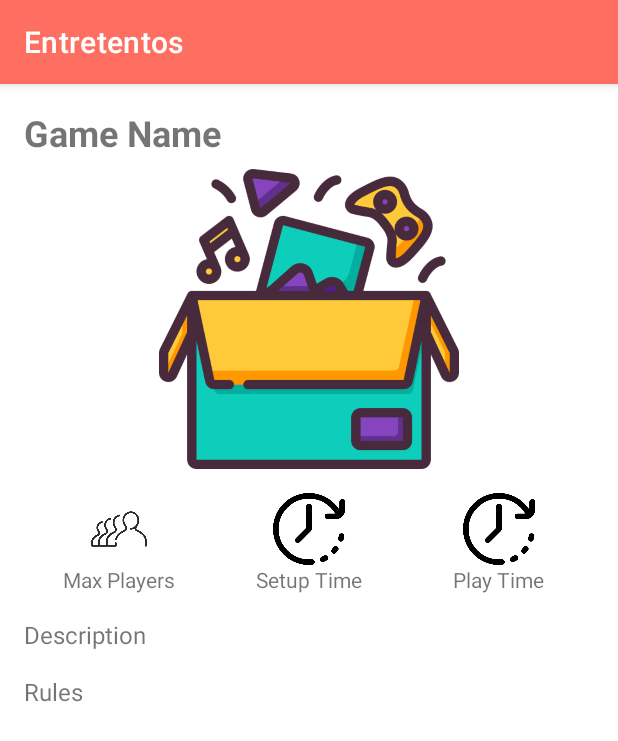
After one commit to JoseSousaVaz/FestadBolso, an Android app: the GameDetailsActivity screen opened directly, with no data from a screen before it, on a phone screen of 412 x 824 dp. The commit adds this screen. Shown: the top 741 px of the screen. Run offline under Robolectric (Android 15) with nearby library versions, the phone set to English and light mode, and no system bars; our stand-ins replace Firebase (no records; nobody signed in at launch, a user with empty details on screens opened directly); pictures from the network do not load.

Commit message:
Activity tem bom aspecto mas não está a puxar nada

```diff
--- a/app/src/main/AndroidManifest.xml
+++ b/app/src/main/AndroidManifest.xml
@@ -27,5 +27,9 @@
             android:name=".UI.MainActivity"
             android:exported="false" />
 
+        <activity android:name=".UI.GameDetailsActivity">
+            <!-- You can add additional attributes here, such as launch mode, theme, etc. -->
+        </activity>
+
     </application>
 </manifest>
--- /dev/null
+++ b/app/src/main/java/com/example/festadbolso/UI/GameDetailsActivity.java
@@ -0,0 +1,83 @@
+package com.example.festadbolso.UI;
+
+import android.os.Bundle;
+import android.util.Log;
+import android.widget.ImageView;
+import android.widget.LinearLayout;
+import android.widget.TextView;
+
+import androidx.appcompat.app.AppCompatActivity;
+
+import com.bumptech.glide.Glide;
+import com.example.festadbolso.R;
+import com.google.firebase.firestore.FirebaseFirestore;
+import com.google.firebase.firestore.DocumentSnapshot;
+
+public class GameDetailsActivity extends AppCompatActivity {
+
+    private TextView gameName, gameDescription, gameRules;
+    private ImageView gameImage;
+    private LinearLayout maxPlayersLayout, setupTimeLayout, playTimeLayout;
+
+    @Override
+    protected void onCreate(Bundle savedInstanceState) {
+        super.onCreate(savedInstanceState);
+        setContentView(R.layout.activity_game_details);
+
+        // Initialize Views
+        gameName = findViewById(R.id.game_name);
+        gameImage = findViewById(R.id.game_image);
+        gameDescription = findViewById(R.id.game_description);
+        gameRules = findViewById(R.id.game_rules);
+        maxPlayersLayout = findViewById(R.id.max_players_layout);
+        setupTimeLayout = findViewById(R.id.setup_time_layout);
+        playTimeLayout = findViewById(R.id.play_time_layout);
+
+        // Get the passed random game ID
+        long randomId = getIntent().getLongExtra("randomId", -1);
+        if (randomId != -1) {
+            fetchGameDetails(randomId); // Fetch the game details based on randomId
+        } else {
+            Log.e("GameDetails", "Random ID not passed correctly.");
+        }
+    }
+
+    private void fetchGameDetails(long gameId) {
+        // Assume you have a method to fetch game details from Firestore using the ID
+        FirebaseFirestore db = FirebaseFirestore.getInstance();
+        db.collection("games")
+                .document(String.valueOf(gameId))
+                .get()
+                .addOnSuccessListener(documentSnapshot -> {
+                    if (documentSnapshot.exists()) {
+                        // Get game details from the document
+                        String name = documentSnapshot.getString("name");
+                        String imageUrl = documentSnapshot.getString("imageUrl");
+                        String description = documentSnapshot.getString("description");
+                        String rules = documentSnapshot.getString("rules");
+                        long maxPlayers = documentSnapshot.getLong("maxPlayers");
+                        long setupTime = documentSnapshot.getLong("setupTime");
+                        long playTime = documentSnapshot.getLong("playTime");
+
+                        // Set data in the layout
+                        gameName.setText(name);
+                        // Use Glide or Picasso to load the image (for better handling of images)
+                        Glide.with(this).load(imageUrl).into(gameImage);
+                        gameDescription.setText(description);
+                        gameRules.setText(rules);
+
+                        // Set stats (max players, setup time, play time) - you can add dynamic values to the circular icons
+                        setStats(maxPlayers, setupTime, playTime);
+                    }
+                })
+                .addOnFailureListener(e -> {
+                    Log.e("GameDetails", "Failed to fetch game details", e);
+                });
+    }
+
+    private void setStats(long maxPlayers, long setupTime, long playTime) {
+        // Set values dynamically for stats (you can use TextViews or any other views for these)
+        // Example: maxPlayersLayout.setText(String.valueOf(maxPlayers));
+        // You'll have to dynamically change the content of your UI (text, images, etc.)
+    }
+}
--- a/app/src/main/java/com/example/festadbolso/UI/MainActivity.java
+++ b/app/src/main/java/com/example/festadbolso/UI/MainActivity.java
@@ -158,6 +158,10 @@ public class MainActivity extends AppCompatActivity {
                     //Remover na última versão
                     Toast.makeText(MainActivity.this, "Random Game ID: " + randomId, Toast.LENGTH_LONG).show();
 
+                    Intent intent = new Intent(MainActivity.this, GameDetailsActivity.class);
+                    intent.putExtra("randomId", randomId); // Pass the random ID to the next activity
+                    startActivity(intent);
+
                 } else {
                     Log.d("Firestore", "Game IDs list is empty or null.");
                 }
--- /dev/null
+++ b/app/src/main/res/layout/activity_game_details.xml
@@ -0,0 +1,117 @@
+<?xml version="1.0" encoding="utf-8"?>
+<LinearLayout xmlns:android="http://schemas.android.com/apk/res/android"
+    android:layout_width="match_parent"
+    android:layout_height="match_parent"
+    android:orientation="vertical"
+    android:padding="16dp"
+    android:scrollbars="vertical">
+
+    <!-- Game Name -->
+    <TextView
+        android:id="@+id/game_name"
+        android:layout_width="match_parent"
+        android:layout_height="wrap_content"
+        android:text="Game Name"
+        android:textSize="24sp"
+        android:textStyle="bold"
+        android:layout_marginBottom="8dp" />
+
+    <!-- Game Image -->
+    <ImageView
+        android:id="@+id/game_image"
+        android:layout_width="match_parent"
+        android:layout_height="200dp"
+        android:src="@drawable/sample_game_image"
+        android:layout_marginBottom="16dp" />
+
+    <!-- Horizontal Stats (Max Players, Setup Time, Play Time) -->
+    <LinearLayout
+        android:id="@+id/stats_layout"
+        android:layout_width="match_parent"
+        android:layout_height="wrap_content"
+        android:orientation="horizontal"
+        android:gravity="center"
+        android:layout_marginBottom="16dp">
+
+    <!-- Max Players -->
+    <LinearLayout
+        android:id="@+id/max_players_layout"
+        android:layout_width="0dp"
+        android:layout_height="wrap_content"
+        android:layout_weight="1"
+        android:gravity="center"
+        android:orientation="vertical">
+
+    <ImageView
+        android:layout_width="48dp"
+        android:layout_height="48dp"
+        android:src="@drawable/ic_max_players" />
+
+    <TextView
+        android:layout_width="wrap_content"
+        android:layout_height="wrap_content"
+        android:text="Max Players"
+        android:textSize="14sp" />
+    </LinearLayout>
+
+    <!-- Setup Time -->
+    <LinearLayout
+        android:id="@+id/setup_time_layout"
+        android:layout_width="0dp"
+        android:layout_height="wrap_content"
+        android:layout_weight="1"
+        android:gravity="center"
+        android:orientation="vertical">
+
+        <ImageView
+        android:layout_width="48dp"
+        android:layout_height="48dp"
+        android:src="@drawable/ic_play_time" />
+
+        <TextView
+        android:layout_width="wrap_content"
+        android:layout_height="wrap_content"
+        android:text="Setup Time"
+        android:textSize="14sp" />
+    </LinearLayout>
+
+        <!-- Play Time -->
+        <LinearLayout
+        android:id="@+id/play_time_layout"
+            android:layout_width="0dp"
+            android:layout_height="wrap_content"
+            android:layout_weight="1"
+            android:gravity="center"
+            android:orientation="vertical">
+
+            <ImageView
+            android:layout_width="48dp"
+            android:layout_height="48dp"
+            android:src="@drawable/ic_play_time" />
+
+            <TextView
+            android:layout_width="wrap_content"
+            android:layout_height="wrap_content"
+            android:text="Play Time"
+            android:textSize="14sp" />
+
+        </LinearLayout>
+    </LinearLayout>
+
+        <!-- Game Description -->
+    <TextView
+    android:id="@+id/game_description"
+    android:layout_width="match_parent"
+    android:layout_height="wrap_content"
+    android:text="Description"
+    android:textSize="16sp"
+    android:layout_marginBottom="16dp" />
+
+        <!-- Game Rules -->
+    <TextView
+    android:id="@+id/game_rules"
+    android:layout_width="match_parent"
+    android:layout_height="wrap_content"
+    android:text="Rules"
+    android:textSize="16sp" />
+    </LinearLayout>
```
Also changed, not shown: app/src/main/res/drawable/ic_max_players.png (added), app/src/main/res/drawable/ic_play_time.png (added), app/src/main/res/drawable/ic_setup_time.png (added), app/src/main/res/drawable/sample_game_image.png (added).
